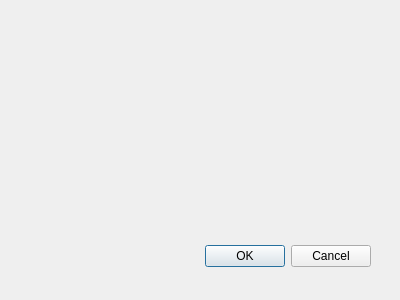
Qt form Code/PASMAN/logtostoragedialog.ui (amidovitch/PASMAN) before a commit.
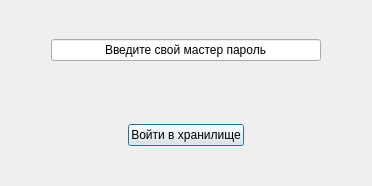
The same form after that commit.

Diff of the .ui file:
```diff
--- a/Code/PASMAN/logtostoragedialog.ui
+++ b/Code/PASMAN/logtostoragedialog.ui
@@ -8,29 +8,231 @@
    <rect>
     <x>0</x>
     <y>0</y>
-    <width>400</width>
-    <height>300</height>
+    <width>372</width>
+    <height>186</height>
    </rect>
   </property>
   <property name="windowTitle">
    <string>Dialog</string>
   </property>
-  <widget name="buttonBox" class="QDialogButtonBox">
-   <property name="geometry">
-    <rect>
-     <x>30</x>
-     <y>240</y>
-     <width>341</width>
-     <height>32</height>
-    </rect>
-   </property>
-   <property name="orientation">
-    <enum>Qt::Horizontal</enum>
-   </property>
-   <property name="standardButtons">
-    <set>QDialogButtonBox::Cancel|QDialogButtonBox::Ok</set>
-   </property>
-  </widget>
+  <layout class="QVBoxLayout" name="verticalLayout_6">
+   <item>
+    <layout class="QHBoxLayout" name="horizontalLayout_4">
+     <item>
+      <spacer name="verticalSpacer">
+       <property name="orientation">
+        <enum>Qt::Vertical</enum>
+       </property>
+       <property name="sizeHint" stdset="0">
+        <size>
+         <width>20</width>
+         <height>40</height>
+        </size>
+       </property>
+      </spacer>
+     </item>
+     <item>
+      <spacer name="verticalSpacer_3">
+       <property name="orientation">
+        <enum>Qt::Vertical</enum>
+       </property>
+       <property name="sizeHint" stdset="0">
+        <size>
+         <width>20</width>
+         <height>40</height>
+        </size>
+       </property>
+      </spacer>
+     </item>
+     <item>
+      <widget class="QLineEdit" name="masterLine">
+       <property name="toolTip">
+        <string>&lt;html&gt;&lt;head/&gt;&lt;body&gt;&lt;p align=&quot;center&quot;&gt;&lt;br/&gt;&lt;/p&gt;&lt;/body&gt;&lt;/html&gt;</string>
+       </property>
+       <property name="text">
+        <string>Введите свой мастер пароль</string>
+       </property>
+       <property name="alignment">
+        <set>Qt::AlignCenter</set>
+       </property>
+      </widget>
+     </item>
+     <item>
+      <spacer name="verticalSpacer_4">
+       <property name="orientation">
+        <enum>Qt::Vertical</enum>
+       </property>
+       <property name="sizeHint" stdset="0">
+        <size>
+         <width>20</width>
+         <height>40</height>
+        </size>
+       </property>
+      </spacer>
+     </item>
+     <item>
+      <spacer name="verticalSpacer_2">
+       <property name="orientation">
+        <enum>Qt::Vertical</enum>
+       </property>
+       <property name="sizeHint" stdset="0">
+        <size>
+         <width>20</width>
+         <height>40</height>
+        </size>
+       </property>
+      </spacer>
+     </item>
+    </layout>
+   </item>
+   <item>
+    <layout class="QHBoxLayout" name="horizontalLayout_5">
+     <item>
+      <spacer name="verticalSpacer_7">
+       <property name="orientation">
+        <enum>Qt::Vertical</enum>
+       </property>
+       <property name="sizeHint" stdset="0">
+        <size>
+         <width>20</width>
+         <height>40</height>
+        </size>
+       </property>
+      </spacer>
+     </item>
+     <item>
+      <spacer name="verticalSpacer_11">
+       <property name="orientation">
+        <enum>Qt::Vertical</enum>
+       </property>
+       <property name="sizeHint" stdset="0">
+        <size>
+         <width>20</width>
+         <height>40</height>
+        </size>
+       </property>
+      </spacer>
+     </item>
+     <item>
+      <spacer name="verticalSpacer_13">
+       <property name="orientation">
+        <enum>Qt::Vertical</enum>
+       </property>
+       <property name="sizeHint" stdset="0">
+        <size>
+         <width>20</width>
+         <height>40</height>
+        </size>
+       </property>
+      </spacer>
+     </item>
+     <item>
+      <spacer name="verticalSpacer_12">
+       <property name="orientation">
+        <enum>Qt::Vertical</enum>
+       </property>
+       <property name="sizeHint" stdset="0">
+        <size>
+         <width>20</width>
+         <height>40</height>
+        </size>
+       </property>
+      </spacer>
+     </item>
+     <item>
+      <spacer name="horizontalSpacer">
+       <property name="orientation">
+        <enum>Qt::Horizontal</enum>
+       </property>
+       <property name="sizeHint" stdset="0">
+        <size>
+         <width>40</width>
+         <height>20</height>
+        </size>
+       </property>
+      </spacer>
+     </item>
+     <item>
+      <widget class="QPushButton" name="createButton">
+       <property name="minimumSize">
+        <size>
+         <width>115</width>
+         <height>0</height>
+        </size>
+       </property>
+       <property name="text">
+        <string>Войти в хранилище</string>
+       </property>
+      </widget>
+     </item>
+     <item>
+      <spacer name="horizontalSpacer_2">
+       <property name="orientation">
+        <enum>Qt::Horizontal</enum>
+       </property>
+       <property name="sizeHint" stdset="0">
+        <size>
+         <width>40</width>
+         <height>20</height>
+        </size>
+       </property>
+      </spacer>
+     </item>
+     <item>
+      <spacer name="verticalSpacer_15">
+       <property name="orientation">
+        <enum>Qt::Vertical</enum>
+       </property>
+       <property name="sizeHint" stdset="0">
+        <size>
+         <width>20</width>
+         <height>40</height>
+        </size>
+       </property>
+      </spacer>
+     </item>
+     <item>
+      <spacer name="verticalSpacer_14">
+       <property name="orientation">
+        <enum>Qt::Vertical</enum>
+       </property>
+       <property name="sizeHint" stdset="0">
+        <size>
+         <width>20</width>
+         <height>40</height>
+        </size>
+       </property>
+      </spacer>
+     </item>
+     <item>
+      <spacer name="verticalSpacer_10">
+       <property name="orientation">
+        <enum>Qt::Vertical</enum>
+       </property>
+       <property name="sizeHint" stdset="0">
+        <size>
+         <width>20</width>
+         <height>40</height>
+        </size>
+       </property>
+      </spacer>
+     </item>
+     <item>
+      <spacer name="verticalSpacer_6">
+       <property name="orientation">
+        <enum>Qt::Vertical</enum>
+       </property>
+       <property name="sizeHint" stdset="0">
+        <size>
+         <width>20</width>
+         <height>40</height>
+        </size>
+       </property>
+      </spacer>
+     </item>
+    </layout>
+   </item>
+  </layout>
  </widget>
  <pixmapfunction/>
  <resources/>
```
Left out of the diff: 42 changed lines with no effect on the pictures.
